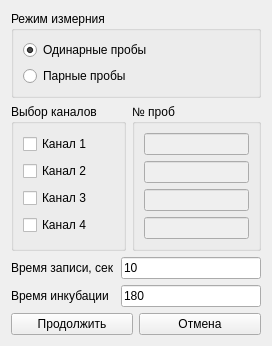
krang4d/Agrekola, file startmeasurment.ui: the form before one commit.
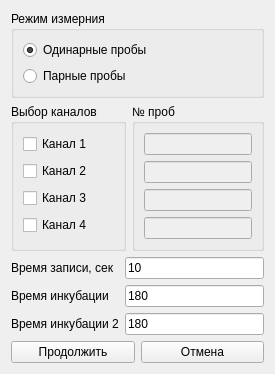
The form after the commit.

Commit message: add a mode selector in the class 'Widget' add the incubeTime_2 to the window 'StartMeasurment'

What changed in the file:
```diff
--- a/startmeasurment.ui
+++ b/startmeasurment.ui
@@ -6,8 +6,8 @@
    <rect>
     <x>0</x>
     <y>0</y>
-    <width>272</width>
-    <height>317</height>
+    <width>275</width>
+    <height>341</height>
    </rect>
   </property>
   <property name="sizePolicy">
@@ -164,6 +164,26 @@
      </item>
      <item row="1" column="1">
       <widget class="QLineEdit" name="lineEdit_incube">
+       <property name="inputMethodHints">
+        <set>Qt::ImhDigitsOnly</set>
+       </property>
+       <property name="text">
+        <string>180</string>
+       </property>
+      </widget>
+     </item>
+     <item row="2" column="0">
+      <widget class="QLabel" name="label_incube_2">
+       <property name="text">
+        <string>Время инкубации 2</string>
+       </property>
+      </widget>
+     </item>
+     <item row="2" column="1">
+      <widget class="QLineEdit" name="lineEdit_incube_2">
+       <property name="inputMethodHints">
+        <set>Qt::ImhDigitsOnly</set>
+       </property>
        <property name="text">
         <string>180</string>
        </property>
```
Left out of the diff: 3 changed lines with no effect on the pictures. The commit also changes 7 other files.
